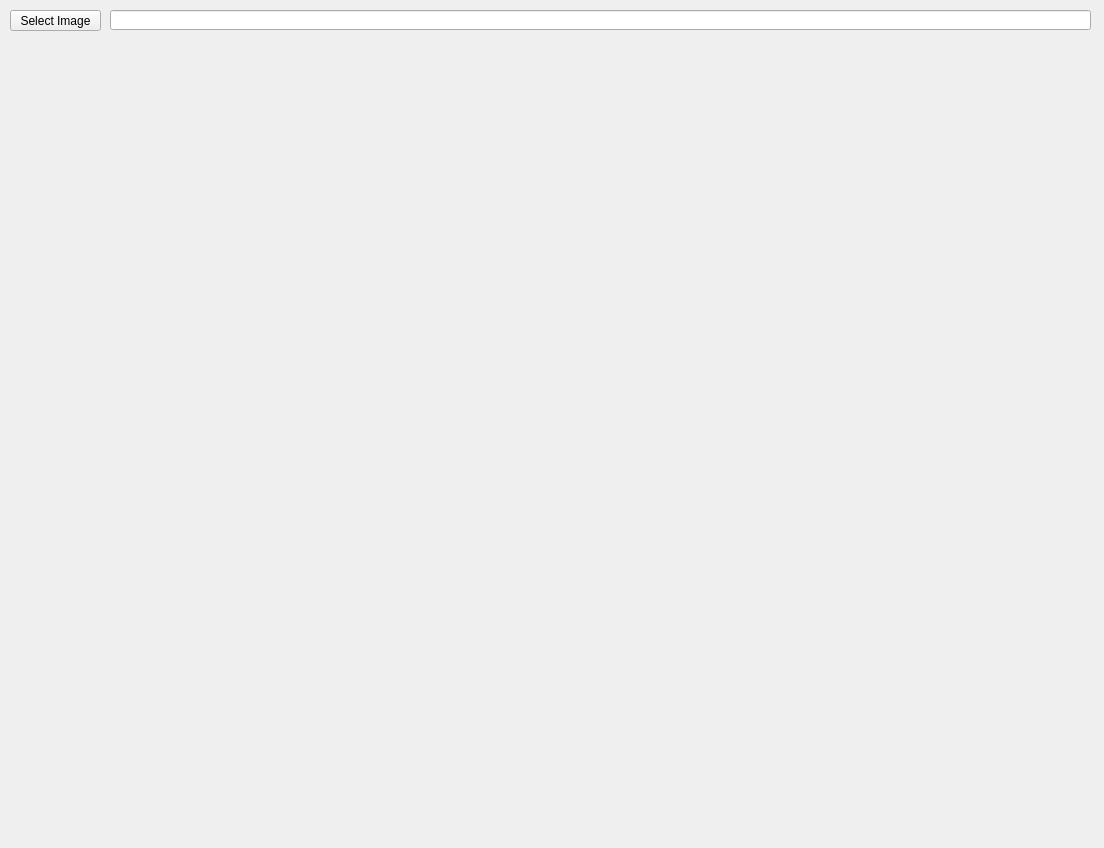
Before: the Qt Designer form Lab/QtWidgetsFilter2D.ui in jyyun1209/Lab, drawn with Qt 5.
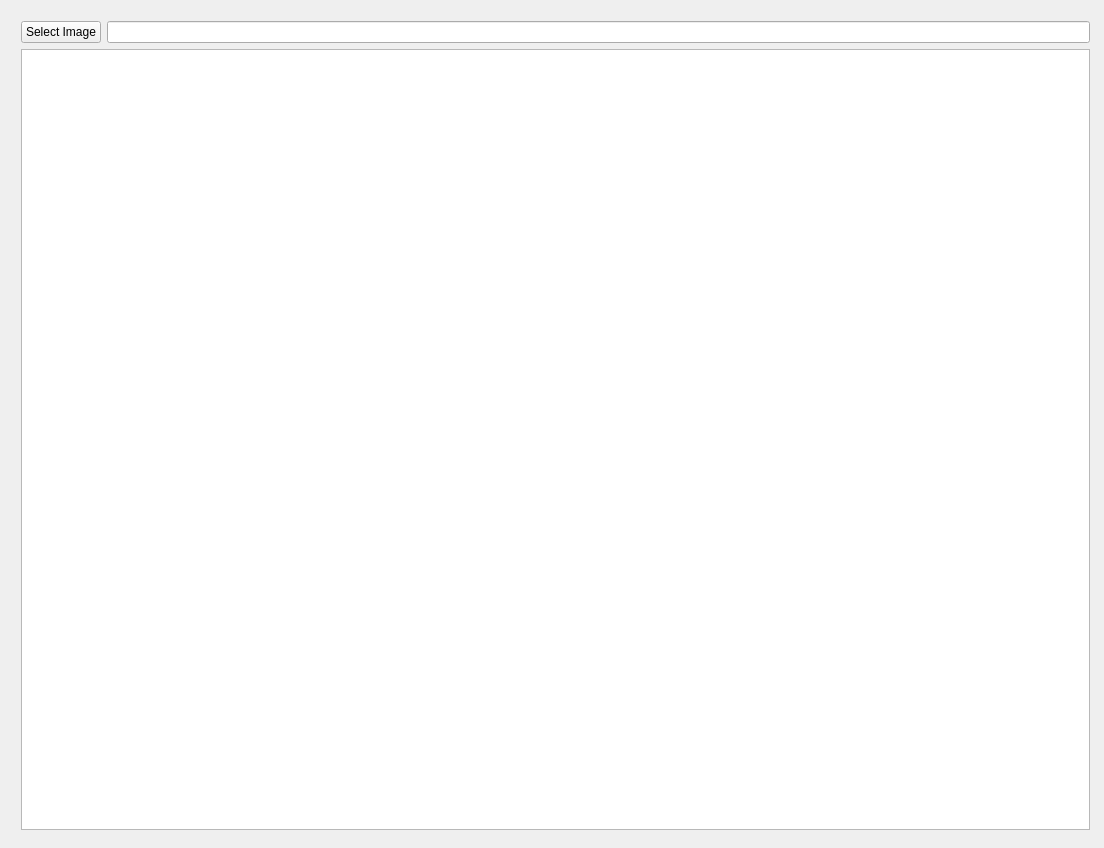
After: the same form once the commit is applied.

Commit message: QLabel -> QGraphicsView

Diff of the .ui file:
```diff
--- a/Lab/QtWidgetsFilter2D.ui
+++ b/Lab/QtWidgetsFilter2D.ui
@@ -13,41 +13,52 @@
   <property name="windowTitle">
    <string>QtWidgetsFilter2D</string>
   </property>
-  <widget class="QPushButton" name="pushButton_imagePath">
+  <widget class="QWidget" name="layoutWidget">
    <property name="geometry">
     <rect>
      <x>10</x>
      <y>10</y>
-     <width>91</width>
-     <height>21</height>
+     <width>1091</width>
+     <height>831</height>
     </rect>
    </property>
-   <property name="text">
-    <string>Select Image</string>
-   </property>
-  </widget>
-  <widget class="QLineEdit" name="lineEdit_imagePath">
-   <property name="geometry">
-    <rect>
-     <x>110</x>
-     <y>10</y>
-     <width>981</width>
-     <height>20</height>
-    </rect>
-   </property>
-  </widget>
-  <widget class="QLabel" name="label">
-   <property name="geometry">
-    <rect>
-     <x>20</x>
-     <y>40</y>
-     <width>1061</width>
-     <height>781</height>
-    </rect>
-   </property>
-   <property name="text">
-    <string/>
-   </property>
+   <layout class="QGridLayout" name="gridLayout">
+    <item row="0" column="0">
+     <widget class="QPushButton" name="pushButton_imagePath">
+      <property name="text">
+       <string>Select Image</string>
+      </property>
+     </widget>
+    </item>
+    <item row="1" column="0" colspan="2">
+     <widget class="QGraphicsView" name="graphicsView_image">
+      <property name="verticalScrollBarPolicy">
+       <enum>Qt::ScrollBarAlwaysOff</enum>
+      </property>
+      <property name="horizontalScrollBarPolicy">
+       <enum>Qt::ScrollBarAlwaysOff</enum>
+      </property>
+      <property name="interactive">
+       <bool>true</bool>
+      </property>
+      <property name="dragMode">
+       <enum>QGraphicsView::ScrollHandDrag</enum>
+      </property>
+      <property name="cacheMode">
+       <set>QGraphicsView::CacheNone</set>
+      </property>
+      <property name="transformationAnchor">
+       <enum>QGraphicsView::AnchorUnderMouse</enum>
+      </property>
+      <property name="resizeAnchor">
+       <enum>QGraphicsView::NoAnchor</enum>
+      </property>
+     </widget>
+    </item>
+    <item row="0" column="1">
+     <widget class="QLineEdit" name="lineEdit_imagePath"/>
+    </item>
+   </layout>
   </widget>
  </widget>
  <layoutdefault spacing="6" margin="11"/>
```
The commit also changes 2 other files.
